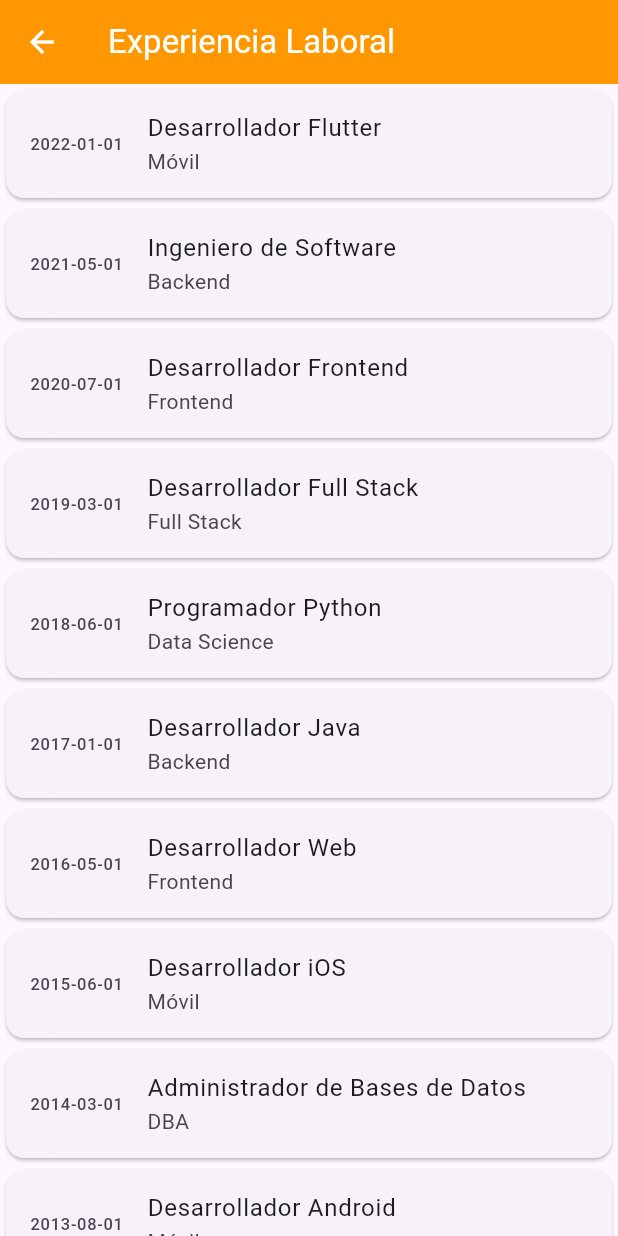
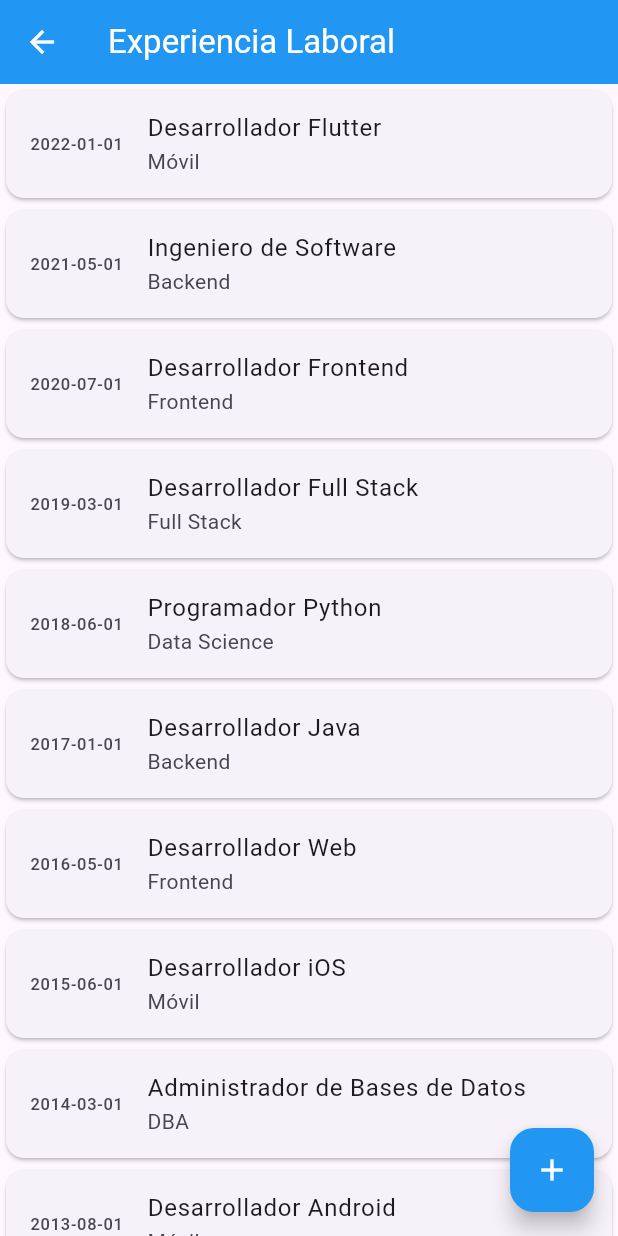
Before and after one commit to jeferson-hernandez08/FlutterADSO2873711, a Flutter app: the screen it shows after launch, in the side drawer, after a tap on "Experiencia Laboral", on a phone screen of 412 x 824 dp. Run offline on Flutter 3.47's test engine with Material 3 defaults, Android fonts, the phone set to English and light mode, and no system bars; our stand-ins replace get; network calls fail.

Commit message:
Video fase # 3: video # 3 CRUD fase 2 terminado

```diff
--- a/Ejemplos_Flutter/curriculum_vitae_v1_adso/lib/controllers/myController.dart
+++ b/Ejemplos_Flutter/curriculum_vitae_v1_adso/lib/controllers/myController.dart
@@ -3,14 +3,22 @@ import 'package:get/get.dart';
 // Programación Reactiva.
 
 class Mycontroller extends GetxController {
-  final _titulo = "Curriculum Vitae V2 - ADSO".obs;   // Definimos una variable tipo String con un observable
-  // para verificar cambios dentro de la aplicación y poder impactar o actualizar algún  widget o componente
-  // en nuestra app.
-
+  final _titulo = "Curriculum Vitae V2 - ADSO".obs;              // Definimos una variable tipo String con un observable
+  final _listaExperienciaLaboral = [].obs;                       // para verificar cambios dentro de la aplicación y poder impactar o actualizar algún  widget o componente
+                                                                 // en nuestra app.
   void cambiarTitulo(String item) {
     _titulo.value = item;
   }
 
+  void addItemListaExperienciaLaboral(Map<String,dynamic> item) {     // Los items son un mapa completo dentro de nuestra lista.
+     _listaExperienciaLaboral.add(item);                              // En esta funcion le estamos enviando un map y ese mapa lo vamos a agregar a la lista recortando que tenemos una lista de mapas.
+  }
+  void cambiarListaExperienciaLaboral(List item) {
+    _listaExperienciaLaboral.value  = item;
+
+  }
+
   String get Titulo => _titulo.value;
+  List get ListaExperienciaLaboral => _listaExperienciaLaboral.value;
 
 }
--- a/Ejemplos_Flutter/curriculum_vitae_v1_adso/lib/experienciaLaboral/principalExperienciaLaboral.dart
+++ b/Ejemplos_Flutter/curriculum_vitae_v1_adso/lib/experienciaLaboral/principalExperienciaLaboral.dart
@@ -1,6 +1,10 @@
 import 'package:curriculum_vitae_v1_adso/data/experienciaData.dart';
+import 'package:curriculum_vitae_v1_adso/main.dart';
 import 'package:flutter/material.dart';
 import 'package:flutter/widgets.dart';
+import 'package:get/get.dart';
+import '../utils/utils.dart';
+import 'addEditExperienciaLaboral.dart';
 
 class PrincipalExperienciaLaboral extends StatefulWidget {
   const PrincipalExperienciaLaboral({super.key});
@@ -12,24 +16,32 @@ class PrincipalExperienciaLaboral extends StatefulWidget {
 class _PrincipalExperienciaLaboralState extends State<PrincipalExperienciaLaboral> {
   @override
   Widget build(BuildContext context) {
-    return Scaffold(
+    return Obx(()=> Scaffold(     // Metodo observable es para estar pendiente frente a cualquier cambio de la lista ListaExperienciaLaboral y actualize.
       appBar: AppBar(
         title: Text("Experiencia Laboral"),
-        backgroundColor: Colors.orange,
-        foregroundColor: Colors.white,
+        backgroundColor: Utils.primaryColor,
+        foregroundColor: Utils.foregroundColor,
       ),
+      floatingActionButton: FloatingActionButton(
+        backgroundColor: Utils.primaryColor,
+        foregroundColor: Utils.foregroundColor,
+        child: Icon(Icons.add),
+        onPressed: (){
+          showModalAddEditExperiencia(context);  // El contexto es toda la organizacion del arbol de widget de manera gerarquica
+                                                // Donde podemos visualizar cada uno de los elementos que tenemos.
+      }),
       body: ListView.builder(
-        itemCount: listaExperienciaDesarrollador.length,
+        itemCount: miControlador.ListaExperienciaLaboral.length,
         itemBuilder:(BuildContext context, int index) {
           return Card(
             child: ListTile(
-              title: Text(listaExperienciaDesarrollador[index]["titulo"]),
-              subtitle: Text(listaExperienciaDesarrollador[index]["categoria"]),
-              leading: Text(listaExperienciaDesarrollador[index]["fechaInicio"]),
+              title: Text(miControlador.ListaExperienciaLaboral[index]["titulo"]),
+              subtitle: Text(miControlador.ListaExperienciaLaboral[index]["categoria"]),
+              leading: Text(miControlador.ListaExperienciaLaboral[index]["fechaInicio"]),
             ),
           );
         },
       ),
-    );
+    ));
   }
 }
--- a/Ejemplos_Flutter/curriculum_vitae_v1_adso/lib/interfaz/homePrincipal.dart
+++ b/Ejemplos_Flutter/curriculum_vitae_v1_adso/lib/interfaz/homePrincipal.dart
@@ -3,6 +3,7 @@ import 'package:curriculum_vitae_v1_adso/main.dart';
 import 'package:curriculum_vitae_v1_adso/perfilPersonal/perfilPersonal.dart';
 import 'package:flutter/material.dart';
 import 'package:get/get.dart';
+import '../utils/utils.dart';
 
 class HomePrincipal extends StatefulWidget {
   const HomePrincipal({super.key});
@@ -17,8 +18,8 @@ class _HomePrincipalState extends State<HomePrincipal> {
     return Obx(()=> Scaffold(
       appBar: AppBar(
         title: Center(child: Text(miControlador.Titulo)),
-        backgroundColor: Colors.orange,
-        foregroundColor: Colors.white,
+        backgroundColor: Utils.primaryColor,
+        foregroundColor: Utils.foregroundColor,
       ),
       body:Center(
         child: Image(image: NetworkImage("assets/images/logo_playvox.png")),
@@ -37,7 +38,7 @@ class _HomePrincipalState extends State<HomePrincipal> {
               ),
             ),
             Divider(
-              color:  Colors.orange,
+              color:  Utils.primaryColor,
               height: 2,
               ),
             ListTile(
--- a/Ejemplos_Flutter/curriculum_vitae_v1_adso/lib/main.dart
+++ b/Ejemplos_Flutter/curriculum_vitae_v1_adso/lib/main.dart
@@ -1,11 +1,13 @@
 import 'package:curriculum_vitae_v1_adso/controllers/myController.dart';
 import 'package:flutter/material.dart';
 import 'package:get/get.dart';
+import 'data/experienciaData.dart';
 import 'interfaz/principal.dart';
 
 void main(List<String> args) {
   Get.put(Mycontroller());
-  runApp(Principal());
+  miControlador.cambiarListaExperienciaLaboral(listaExperienciaDesarrollador);   // Esta funcioon es para traernos todos los elementos de la lista
+  runApp(Principal());                                                           // De esta manera nos traemos una Api
 }
 
 Mycontroller miControlador = Get.find();  // Crea una instancia de la clase Mycontroller.
--- /dev/null
+++ b/Ejemplos_Flutter/curriculum_vitae_v1_adso/lib/utils/utils.dart
@@ -0,0 +1,9 @@
+import 'package:flutter/material.dart';
+
+class Utils {
+  static Color primaryColor    = Colors.blue;    // Elementos estaticos.
+  static Color secundaryColor  = Colors.grey;
+  static Color foregroundColor = Colors.white;
+}
+
+// Clase con elementos estaticos para poder acceder diretamente a estos elementos.
```
Also changed, not shown: Ejemplos_Flutter/curriculum_vitae_v1_adso/lib/experienciaLaboral/addEditExperienciaLaboral.dart (added, +101 -0 lines).
